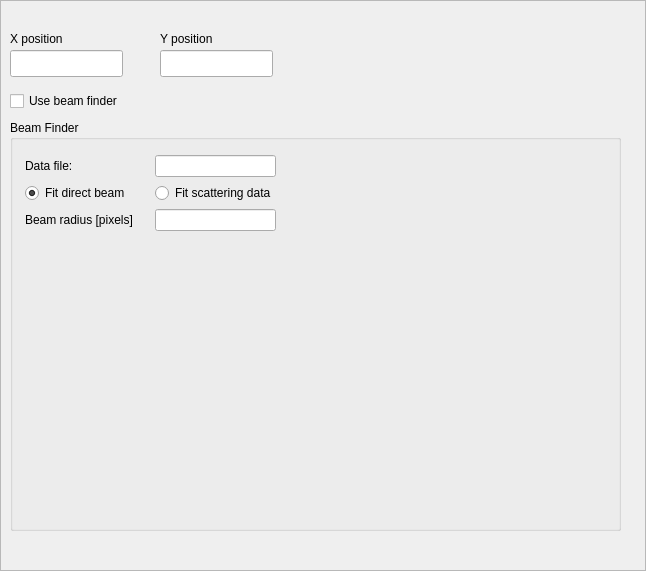
Old version of the form Code/Mantid/PythonAPI/scripts/Interface/ui/hfir_beam_finder.ui in the repository mantidproject/mantid.
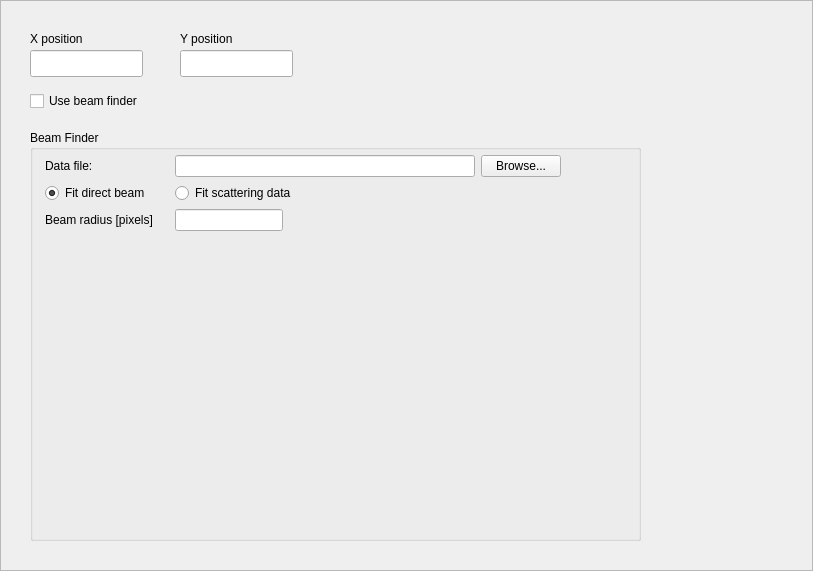
New version of the form.

Commit message: Completed general settings panel for HFIR. Re #1650

Patch:
```diff
--- a/Code/Mantid/PythonAPI/scripts/Interface/ui/hfir_beam_finder.ui
+++ b/Code/Mantid/PythonAPI/scripts/Interface/ui/hfir_beam_finder.ui
@@ -6,7 +6,7 @@
    <rect>
     <x>0</x>
     <y>0</y>
-    <width>646</width>
+    <width>813</width>
     <height>571</height>
    </rect>
   </property>
@@ -22,7 +22,7 @@
   <widget class="QWidget" name="verticalLayoutWidget">
    <property name="geometry">
     <rect>
-     <x>0</x>
+     <x>10</x>
      <y>10</y>
      <width>641</width>
      <height>551</height>
@@ -34,7 +34,7 @@
       <widget class="QLineEdit" name="x_pos_edit">
        <property name="geometry">
         <rect>
-         <x>10</x>
+         <x>20</x>
          <y>40</y>
          <width>113</width>
          <height>27</height>
@@ -44,7 +44,7 @@
       <widget class="QLineEdit" name="y_pos_edit">
        <property name="geometry">
         <rect>
-         <x>160</x>
+         <x>170</x>
          <y>40</y>
          <width>113</width>
          <height>27</height>
@@ -54,7 +54,7 @@
       <widget class="QLabel" name="x_pos_label">
        <property name="geometry">
         <rect>
-         <x>10</x>
+         <x>20</x>
          <y>20</y>
          <width>81</width>
          <height>17</height>
@@ -67,7 +67,7 @@
       <widget class="QLabel" name="y_pos_label">
        <property name="geometry">
         <rect>
-         <x>160</x>
+         <x>170</x>
          <y>20</y>
          <width>81</width>
          <height>17</height>
@@ -80,8 +80,8 @@
       <widget class="QGroupBox" name="groupBox">
        <property name="geometry">
         <rect>
-         <x>10</x>
-         <y>110</y>
+         <x>20</x>
+         <y>120</y>
          <width>611</width>
          <height>411</height>
         </rect>
@@ -93,9 +93,9 @@
         <property name="geometry">
          <rect>
           <x>10</x>
-          <y>30</y>
+          <y>20</y>
           <width>591</width>
-          <height>321</height>
+          <height>131</height>
          </rect>
         </property>
         <layout class="QFormLayout" name="formLayout">
@@ -115,13 +115,6 @@
            </property>
           </widget>
          </item>
-         <item row="0" column="1">
-          <widget class="QLineEdit" name="beam_data_file_edit">
-           <property name="toolTip">
-            <string>Enter the name of the beam data file</string>
-           </property>
-          </widget>
-         </item>
          <item row="1" column="0">
           <widget class="QRadioButton" name="direct_beam">
            <property name="toolTip">
@@ -153,7 +146,50 @@
           </widget>
          </item>
          <item row="2" column="1">
-          <widget class="QLineEdit" name="beam_radius_edit"/>
+          <widget class="QLineEdit" name="beam_radius_edit">
+           <property name="sizePolicy">
+            <sizepolicy hsizetype="Fixed" vsizetype="Fixed">
+             <horstretch>0</horstretch>
+             <verstretch>0</verstretch>
+            </sizepolicy>
+           </property>
+           <property name="minimumSize">
+            <size>
+             <width>97</width>
+             <height>0</height>
+            </size>
+           </property>
+          </widget>
+         </item>
+         <item row="0" column="1">
+          <layout class="QHBoxLayout" name="horizontalLayout">
+           <item>
+            <widget class="QLineEdit" name="beam_data_file_edit">
+             <property name="minimumSize">
+              <size>
+               <width>300</width>
+               <height>0</height>
+              </size>
+             </property>
+             <property name="toolTip">
+              <string>Enter the name of the beam data file</string>
+             </property>
+            </widget>
+           </item>
+           <item>
+            <widget class="QPushButton" name="data_file_browse_button">
+             <property name="sizePolicy">
+              <sizepolicy hsizetype="Fixed" vsizetype="Fixed">
+               <horstretch>0</horstretch>
+               <verstretch>0</verstretch>
+              </sizepolicy>
+             </property>
+             <property name="text">
+              <string>Browse...</string>
+             </property>
+            </widget>
+           </item>
+          </layout>
          </item>
         </layout>
        </widget>
@@ -161,7 +197,7 @@
       <widget class="QCheckBox" name="use_beam_finder_checkbox">
        <property name="geometry">
         <rect>
-         <x>10</x>
+         <x>20</x>
          <y>80</y>
          <width>181</width>
          <height>22</height>
```
The commit also changes 9 other files.
